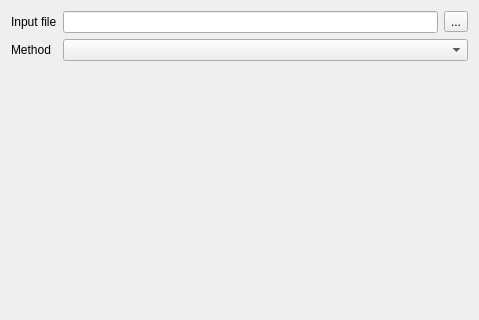
The window that gml_application_schema_toolbox/ui/import_panel.ui (BRGM/gml_application_schema_toolbox) describes before a commit, drawn with Qt 5; both pictures show x 0 to 479 and y 0 to 320 of the 479 by 805 pixel window.
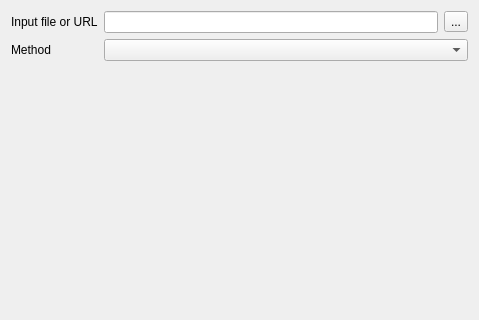
The same window after the commit.

Commit message: Convert / Add import by URL #19.

What changed in the file:
```diff
--- a/gml_application_schema_toolbox/ui/import_panel.ui
+++ b/gml_application_schema_toolbox/ui/import_panel.ui
@@ -46,7 +46,7 @@
      <item row="0" column="0">
       <widget class="QLabel" name="label_5">
        <property name="text">
-        <string>Input file</string>
+        <string>Input file or URL</string>
        </property>
       </widget>
      </item>
```
The commit also changes 1 other file.
